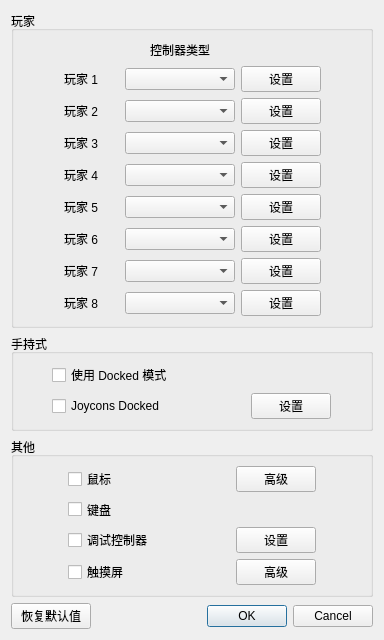
formylover/yuzu-early-access, file src/yuzu/configuration/configure_input.ui: the form before one commit.
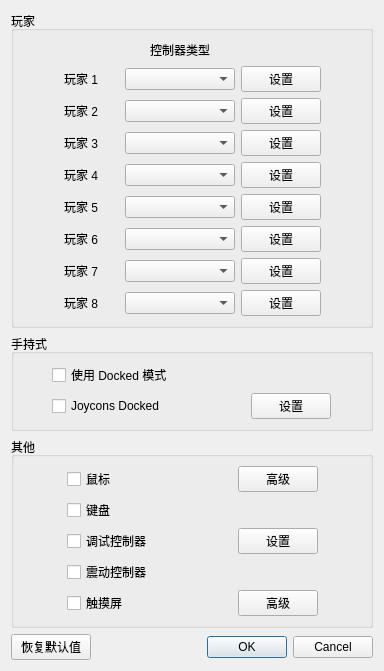
The form after the commit.

```diff
--- a/src/yuzu/configuration/configure_input.ui
+++ b/src/yuzu/configuration/configure_input.ui
@@ -337,14 +337,15 @@
         <string>其他</string>
        </property>
        <layout class="QGridLayout" name="gridLayout_3">
+       <item row="0" column="1">
+         <widget class="QCheckBox" name="mouse_enabled">
+          <property name="text">
+           <string>鼠标</string>
+          </property>
+         </widget>
+        </item>
         <item row="1" column="1">
          <widget class="QCheckBox" name="keyboard_enabled">
-          <property name="minimumSize">
-           <size>
-            <width>0</width>
-            <height>23</height>
-           </size>
-          </property>
           <property name="text">
            <string>键盘</string>
           </property>
@@ -358,25 +359,19 @@
          </widget>
         </item>
         <item row="3" column="1">
+         <widget class="QCheckBox" name="vibration_enabled">
+          <property name="text">
+           <string>震动控制器 </string>
+          </property>
+         </widget>
+        </item>
+        <item row="4" column="1">
          <widget class="QCheckBox" name="touchscreen_enabled">
           <property name="text">
            <string>触摸屏</string>
           </property>
          </widget>
         </item>
-        <item row="0" column="1">
-         <widget class="QCheckBox" name="mouse_enabled">
-          <property name="minimumSize">
-           <size>
-            <width>0</width>
-            <height>23</height>
-           </size>
-          </property>
-          <property name="text">
-           <string>鼠标</string>
-          </property>
-         </widget>
-        </item>
         <item row="0" column="4">
          <spacer name="horizontalSpacer_7">
           <property name="orientation">
@@ -419,7 +414,7 @@
           </property>
          </spacer>
         </item>
-        <item row="3" column="3">
+        <item row="4" column="3">
          <widget class="QPushButton" name="touchscreen_advanced">
           <property name="text">
            <string>高级</string>
```
